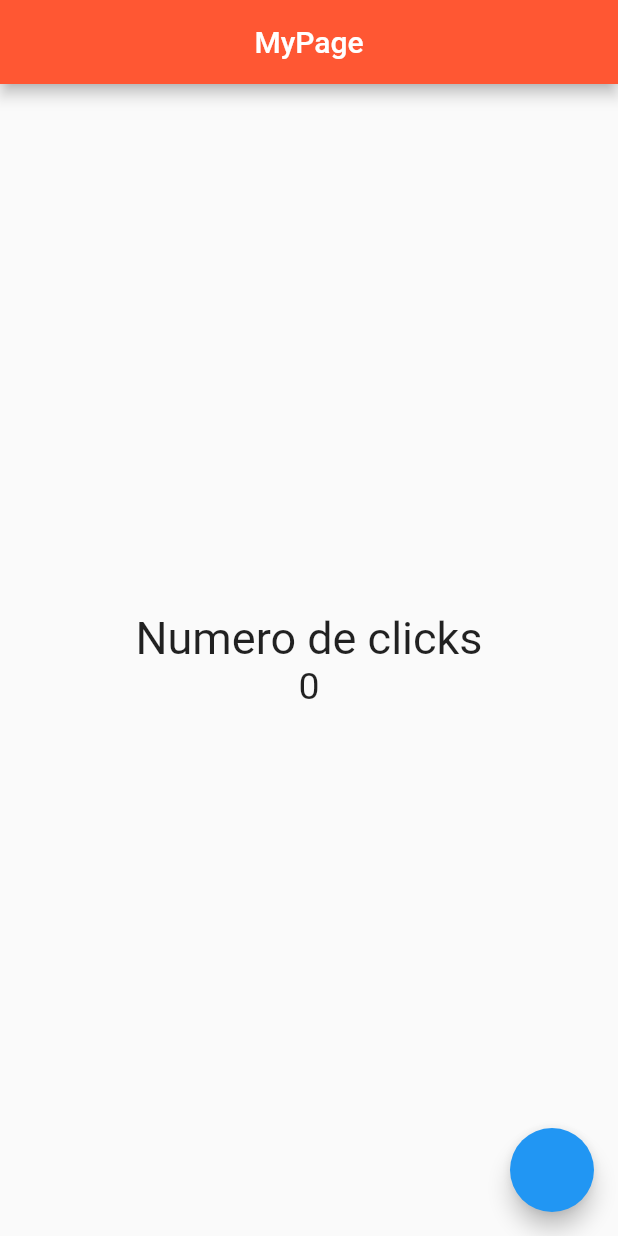
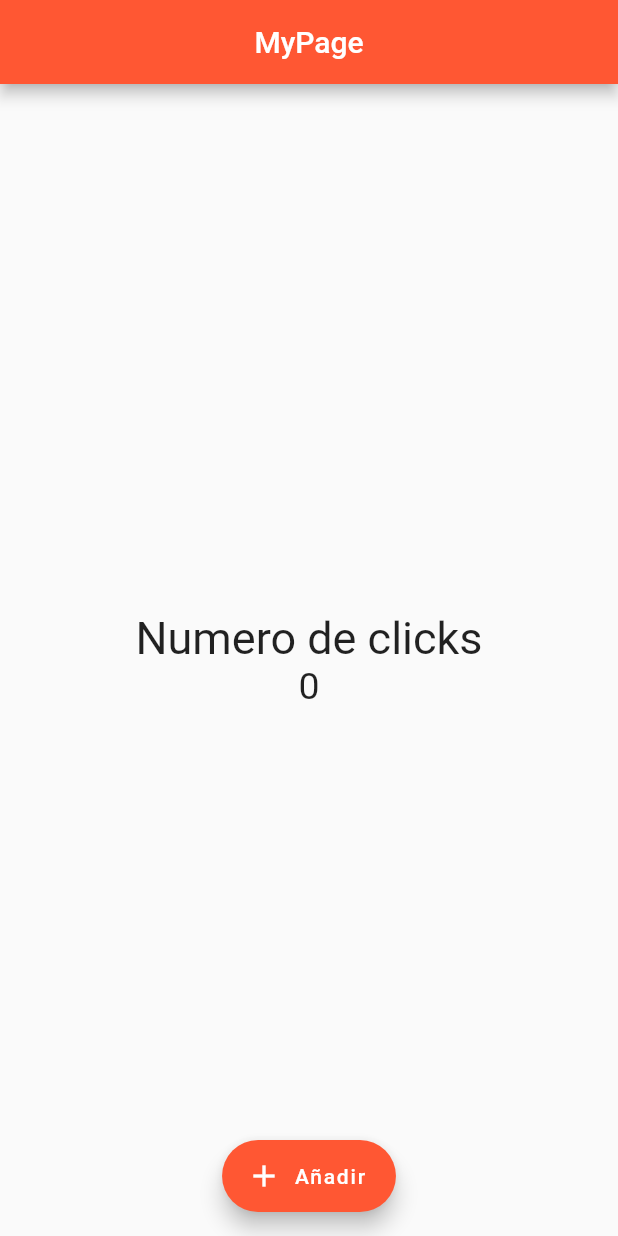
Before and after one commit to JosephRiosHenao/FlutterPractices, a Flutter app: the screen it shows after launch, on a phone screen of 412 x 824 dp. Run offline on Flutter 3.47's test engine with Material 2 defaults, Android fonts, the light colour scheme and no system bars.

Commit message:
Agregando un FloatingButton e iniciando contador

```diff
--- /dev/null
+++ b/flutter_practice_2/lib/pages/contador_page.dart
@@ -0,0 +1 @@
+import 'package:flutter/material.dart';
--- a/flutter_practice_2/lib/pages/home_page.dart
+++ b/flutter_practice_2/lib/pages/home_page.dart
@@ -22,7 +22,13 @@ class HomePage extends StatelessWidget {
           ],
         ),
       ),
-      floatingActionButton: FloatingActionButton(),
+      floatingActionButton: FloatingActionButton.extended(
+        onPressed: () {},
+        backgroundColor: Color.fromRGBO(255, 87, 51, 1),
+        icon: Icon(Icons.add),
+        label: Text('Añadir'),
+      ),
+      floatingActionButtonLocation: FloatingActionButtonLocation.centerFloat,
     );
   }
 }
```
